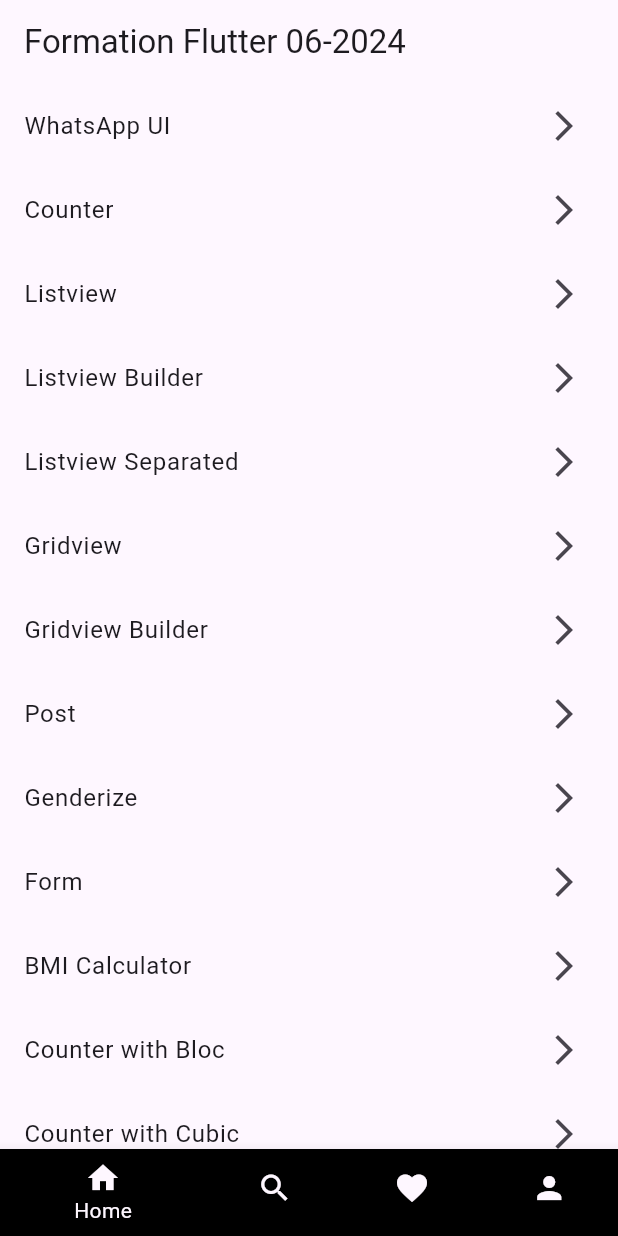
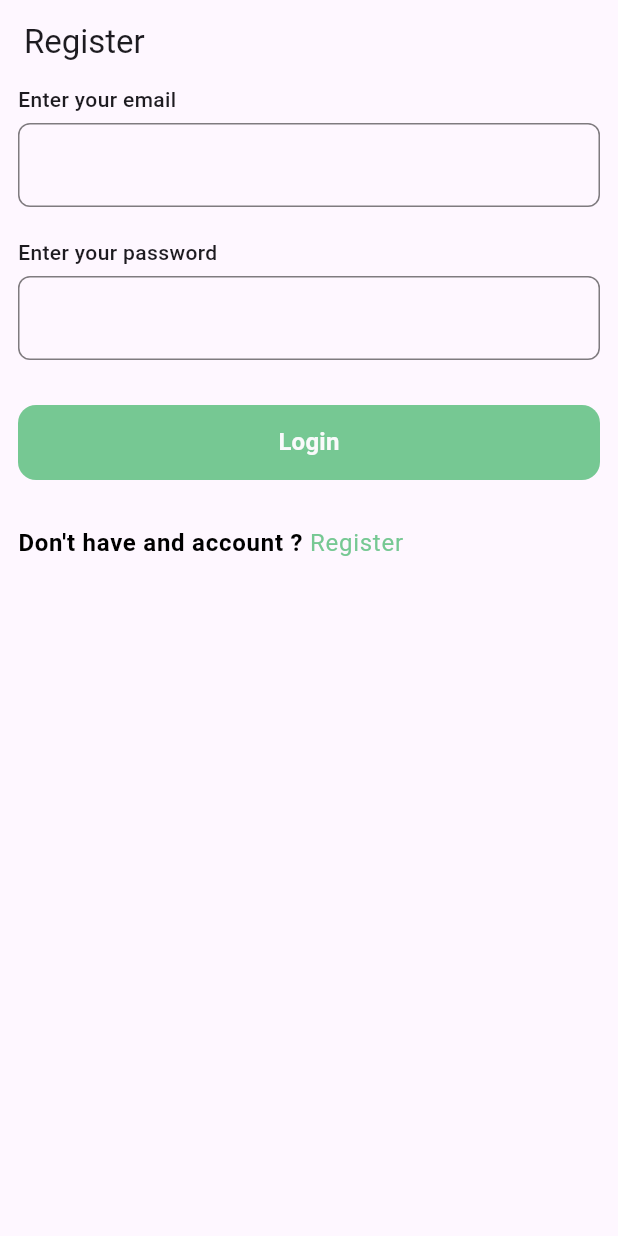
Before and after one commit to Brughth/Formation_flutter_06_24, a Flutter app: the screen it shows after launch, on a phone screen of 412 x 824 dp. Run offline on Flutter 3.47's test engine with Material 3 defaults, Android fonts, the phone set to English and light mode, and no system bars; our stand-ins replace another_flushbar, bloc, cloud_firestore, dio, firebase_auth, firebase_core and 4 more; accounts and stored records are empty.

```diff
--- a/lib/auth/logic/bloc/auth_bloc.dart
+++ b/lib/auth/logic/bloc/auth_bloc.dart
@@ -1,6 +1,9 @@
 import 'package:bloc/bloc.dart';
+import 'package:firebase_auth/firebase_auth.dart';
 import 'package:formation_flutter_join24/auth/data/auth_service.dart';
 import 'package:formation_flutter_join24/auth/data/user_model.dart';
+import 'package:formation_flutter_join24/service_locator.dart';
+import 'package:formation_flutter_join24/shared/cubit/application_cubit.dart';
 import 'package:meta/meta.dart';
 
 part 'auth_event.dart';
@@ -19,7 +22,10 @@ class AuthBloc extends Bloc<AuthEvent, AuthState> {
           lastName: event.lastName,
           phoneNumber: event.phoneNumber,
         );
+        getIt.get<ApplicationCubit>().setUser(user);
         emit(RegisterSuccess(user: user));
+      } on FirebaseAuthException catch (e) {
+        emit(LoginFailure(message: e.code));
       } catch (e) {
         emit(RegisterFailure(message: e.toString()));
       }
@@ -31,10 +37,30 @@ class AuthBloc extends Bloc<AuthEvent, AuthState> {
           email: event.email,
           password: event.password,
         );
+        getIt.get<ApplicationCubit>().setUser(user);
         emit(LoginSuccess(user: user));
+      } on FirebaseAuthException catch (e) {
+        emit(LoginFailure(message: e.code));
       } catch (e) {
         emit(LoginFailure(message: e.toString()));
       }
     });
+
+    on<CheckAuthStateEvent>((event, emit) async {
+      try {
+        emit(CheckAuthStateLoading());
+        var user = await repository.checkAuthState();
+        if (user == null) {
+          emit(CheckAuthStateFailure(message: ""));
+          return;
+        }
+        getIt.get<ApplicationCubit>().setUser(user);
+        emit(CheckAuthStateSuccess(user: user));
+      } on FirebaseAuthException catch (e) {
+        emit(CheckAuthStateFailure(message: e.code));
+      } catch (e) {
+        emit(CheckAuthStateFailure(message: e.toString()));
+      }
+    });
   }
 }
--- a/lib/auth/logic/bloc/auth_event.dart
+++ b/lib/auth/logic/bloc/auth_event.dart
@@ -28,3 +28,5 @@ class LoginEvent extends AuthEvent {
     required this.password,
   });
 }
+
+final class CheckAuthStateEvent extends AuthEvent {}
--- a/lib/auth/logic/bloc/auth_state.dart
+++ b/lib/auth/logic/bloc/auth_state.dart
@@ -28,3 +28,15 @@ final class RegisterSuccess extends AuthState {
   final UserModel user;
   RegisterSuccess({required this.user});
 }
+
+final class CheckAuthStateLoading extends AuthState {}
+
+final class CheckAuthStateFailure extends AuthState {
+  final String message;
+  CheckAuthStateFailure({required this.message});
+}
+
+final class CheckAuthStateSuccess extends AuthState {
+  final UserModel user;
+  CheckAuthStateSuccess({required this.user});
+}
--- /dev/null
+++ b/lib/auth/presentation/login_screen.dart
@@ -0,0 +1,145 @@
+import 'package:flutter/gestures.dart';
+import 'package:flutter/material.dart';
+import 'package:flutter_bloc/flutter_bloc.dart';
+import 'package:form_builder_validators/form_builder_validators.dart';
+import 'package:formation_flutter_join24/auth/presentation/register_screen.dart';
+import 'package:formation_flutter_join24/shared/context_extensions.dart';
+
+import 'package:gap/gap.dart';
+
+import '../../shared/app_colors.dart';
+import '../../shared/app_routes.dart';
+import '../../shared/pages/application_screen.dart';
+import '../../shared/widgets/app_button.dart';
+import '../../shared/widgets/app_input.dart';
+import '../../shared/widgets/app_snackbar.dart';
+import '../logic/bloc/auth_bloc.dart';
+
+class LoginScreen extends StatefulWidget {
+  const LoginScreen({super.key});
+
+  @override
+  State<LoginScreen> createState() => _LoginScreenState();
+}
+
+class _LoginScreenState extends State<LoginScreen> {
+  late TextEditingController emailController;
+  late TextEditingController pwdController;
+  late AuthBloc authBloc;
+
+  final formKey = GlobalKey<FormState>();
+
+  @override
+  void initState() {
+    emailController = TextEditingController();
+
+    pwdController = TextEditingController();
+    authBloc = AuthBloc();
+    super.initState();
+  }
+
+  @override
+  void dispose() {
+    emailController.dispose();
+
+    pwdController.dispose();
+    super.dispose();
+  }
+
+  @override
+  Widget build(BuildContext context) {
+    return Scaffold(
+      appBar: AppBar(
+        title: const Text("Register"),
+      ),
+      body: BlocListener<AuthBloc, AuthState>(
+        bloc: authBloc,
+        listener: (context, state) {
+          if (state is LoginFailure) {
+            AppSnackBar.showError(
+              message: state.message,
+              context: context,
+            );
+          }
+
+          if (state is LoginSuccess) {
+            setRoot(context, const ApplicationScreen());
+          }
+        },
+        child: Padding(
+          padding: const EdgeInsets.symmetric(horizontal: 12),
+          child: Form(
+            key: formKey,
+            child: ListView(
+              children: [
+                AppInput(
+                  controller: emailController,
+                  label: "Enter your email",
+                  keyboardType: TextInputType.emailAddress,
+                  validators: [
+                    FormBuilderValidators.required(),
+                    FormBuilderValidators.email(),
+                  ],
+                ),
+                const Gap(20),
+                AppInput(
+                  controller: pwdController,
+                  label: "Enter your password",
+                  keyboardType: TextInputType.visiblePassword,
+                  validators: [
+                    FormBuilderValidators.password(
+                      minLength: 6,
+                    ),
+                  ],
+                ),
+                const Gap(30),
+                BlocBuilder<AuthBloc, AuthState>(
+                  bloc: authBloc,
+                  builder: (context, state) {
+                    return AppButton(
+                      text: "Login",
+                      loading: state is LoginLoading,
+                      bgColor: AppColors.primary,
+                      onPressed: () {
+                        if (formKey.currentState!.validate()) {
+                          authBloc.add(
+                            LoginEvent(
+                              email: emailController.text.trim(),
+                              password: pwdController.text,
+                            ),
+                          );
+                        }
+                      },
+                    );
+                  },
+                ),
+                const Gap(30),
+                Text.rich(
+                  TextSpan(
+                    text: "Don't have and account ? ",
+                    children: [
+                      TextSpan(
+                        text: "Register",
+                        style: context.textTheme.bodyLarge?.copyWith(
+                          color: AppColors.primary,
+                        ),
+                        recognizer: TapGestureRecognizer()
+                          ..onTap = () {
+                            navigateTo(context, const RegisterScreen());
+                          },
+                      )
+                    ],
+                    style: context.textTheme.bodyLarge?.copyWith(
+                      fontWeight: FontWeight.w600,
+                      color: AppColors.black,
+                    ),
+                  ),
+                ),
+              ],
+            ),
+          ),
+        ),
+      ),
+    );
+  }
+}
--- a/lib/main.dart
+++ b/lib/main.dart
@@ -4,6 +4,7 @@ import 'package:flutter_bloc/flutter_bloc.dart';
 import 'package:formation_flutter_join24/app_init_screen.dart';
 import 'package:formation_flutter_join24/counter/logic/bloc/counter1_bloc.dart';
 import 'package:formation_flutter_join24/service_locator.dart';
+import 'package:formation_flutter_join24/shared/cubit/application_cubit.dart';
 
 import 'firebase_options.dart';
 
@@ -30,8 +31,15 @@ class MyApp extends StatelessWidget {
     //   ),
     //   home: const
     // );
-    return BlocProvider(
-      create: (context) => getIt.get<Counter1Bloc>(),
+    return MultiBlocProvider(
+      providers: [
+        BlocProvider(
+          create: (context) => getIt.get<Counter1Bloc>(),
+        ),
+        BlocProvider<ApplicationCubit>(
+          create: (context) => getIt.get<ApplicationCubit>(),
+        ),
+      ],
       child: MaterialApp(
         title: 'Flutter Demo',
         debugShowCheckedModeBanner: false,
--- a/lib/service_locator.dart
+++ b/lib/service_locator.dart
@@ -1,3 +1,4 @@
+import 'package:formation_flutter_join24/shared/cubit/application_cubit.dart';
 import 'package:get_it/get_it.dart';
 
 import 'counter/logic/bloc/counter1_bloc.dart';
@@ -8,4 +9,6 @@ void setupLocator() {
   getIt.registerSingleton<Counter1Bloc>(Counter1Bloc()
     ..add(IncrementCounterEvent())
     ..add(IncrementCounterEvent()));
+
+  getIt.registerSingleton(ApplicationCubit());
 }
--- /dev/null
+++ b/lib/shared/app_colors.dart
@@ -0,0 +1,56 @@
+import 'package:flutter/material.dart';
+
+abstract class AppColors {
+  static const Color primary = Color(0xff76C893);
+  static const Color primaryGreen50 = Color(0xffF0FDF4);
+  static const Color grayCharcoal = Color(0xff5E5E5E);
+
+  static const Color scaffoldBackground = Color(0xffF1FFF6);
+
+  static const Color gray600 = Color(0xff4B5563);
+  static const Color gray500 = Color(0xff6B7280);
+  static const Color gray400 = Color(0xff9CA3AF);
+  static const Color gray300 = Color(0xffD1D5DB);
+  static const Color gray200 = Color(0xffE5E7EB);
+  static const Color gray100 = Color(0xffF3F4F6);
+  static const Color gray50 = Color(0xffF9FAFB);
+  static const Color borderColor = Color(0xffD9D9D9);
+  static const Color divider = Color(0xffC0C9C3);
+
+  static const Color white = Color(0xffFFFFFF);
+  static const Color blackGray = Color(0xff333333);
+  static const Color black = Color(0xff000000);
+  static const Color gray = Color(0xffD5D5D5);
+  static const Color border = Color(0xffAAAAAA);
+
+  static const Color surfaceWhite = Color(0xFFFFFBFA);
+  static const Color red2 = Color(0xffCB5959);
+  static const Color red = Color(0xffB91C1C);
+  static const Color yellow = Color(0xffFFA500);
+  static const Color green600 = Color(0xff16A34A);
+
+  static const Color contentColorBlack = Colors.black;
+  static const Color contentColorWhite = Colors.white;
+  static const Color contentColorBlue = Color(0xFF2196F3);
+  static const Color contentColorYellow = Color(0xFFFFC300);
+  static const Color contentColorOrange = Color(0xFFFF683B);
+  static const Color contentColorGreen = Color(0xFF3BFF49);
+  static const Color contentColorPurple = Color(0xFF6E1BFF);
+  static const Color contentColorPink = Color(0xFFFF3AF2);
+  static const Color contentColorRed = Color(0xFFE80054);
+  static const Color contentColorCyan = Color(0xFF50E4FF);
+
+  static const ColorScheme colorScheme = ColorScheme(
+    primary: AppColors.primary,
+    secondary: AppColors.primary,
+    surface: surfaceWhite,
+    background: white,
+    error: red,
+    onPrimary: black,
+    onSecondary: black,
+    onSurface: black,
+    onBackground: black,
+    onError: white,
+    brightness: Brightness.light,
+  );
+}
--- /dev/null
+++ b/lib/shared/app_routes.dart
@@ -0,0 +1,18 @@
+import 'package:flutter/material.dart';
+
+setRoot(
+  BuildContext context,
+  Widget page,
+) {
+  WidgetsBinding.instance.addPostFrameCallback((timeStamp) {
+    Navigator.of(context).pushAndRemoveUntil(
+        MaterialPageRoute(builder: (context) => page), (route) => false);
+  });
+}
+
+navigateTo(
+  BuildContext context,
+  Widget page,
+) {
+  Navigator.of(context).push(MaterialPageRoute(builder: (context) => page));
+}
--- /dev/null
+++ b/lib/shared/cubit/application_cubit.dart
@@ -0,0 +1,12 @@
+import 'package:bloc/bloc.dart';
+import 'package:formation_flutter_join24/auth/data/user_model.dart';
+import 'package:meta/meta.dart';
+
+part 'application_state.dart';
+
+class ApplicationCubit extends Cubit<ApplicationState> {
+  ApplicationCubit() : super(const ApplicationState());
+  setUser(UserModel user) {
+    emit(ApplicationState(user: user));
+  }
+}
--- /dev/null
+++ b/lib/shared/cubit/application_state.dart
@@ -0,0 +1,9 @@
+part of 'application_cubit.dart';
+
+@immutable
+class ApplicationState {
+  final UserModel? user;
+  const ApplicationState({
+    this.user,
+  });
+}
--- a/lib/shared/pages/application_screen.dart
+++ b/lib/shared/pages/application_screen.dart
@@ -1,4 +1,7 @@
 import 'package:flutter/material.dart';
+import 'package:formation_flutter_join24/auth/data/auth_service.dart';
+import 'package:formation_flutter_join24/auth/presentation/login_screen.dart';
+import 'package:formation_flutter_join24/shared/app_routes.dart';
 
 import 'package:formation_flutter_join24/shared/pages/training_screen.dart';
 
@@ -39,9 +42,12 @@ class _ApplicationScreenState extends State<ApplicationScreen> {
           ),
           Scaffold(
             body: Center(
-              child: Text(
-                "Profil",
-                style: Theme.of(context).textTheme.displayLarge,
+              child: IconButton(
+                onPressed: () {
+                  AuthService().logout();
+                  setRoot(context, const LoginScreen());
+                },
+                icon: const Icon(Icons.logout),
               ),
             ),
           )
--- /dev/null
+++ b/lib/shared/widgets/app_button.dart
@@ -0,0 +1,105 @@
+import 'package:flutter/cupertino.dart';
+import 'package:flutter/material.dart';
+import 'package:formation_flutter_join24/shared/context_extensions.dart';
+
+import '../app_colors.dart';
+
+class AppButton extends StatelessWidget {
+  final Widget? child;
+  final VoidCallback? onPressed;
+  final Color? bgColor;
+  final Color? borderColor;
+  final bool enable;
+  final bool haveTop;
+  final bool loading;
+  final Color? loadingColor;
+  final double height;
+  final String? text;
+  final Color? textColor;
+  final double? textFontSize;
+
+  const AppButton({
+    Key? key,
+    this.child,
+    this.onPressed,
+    this.enable = true,
+    this.bgColor,
+    this.borderColor,
+    this.loading = false,
+    this.haveTop = true,
+    this.height = 50.0,
+    this.loadingColor,
+    this.text,
+    this.textColor,
+    this.textFontSize,
+  }) : super(key: key);
+
+  @override
+  Widget build(BuildContext context) {
+    return Stack(
+      alignment: Alignment.center,
+      children: [
+        Container(
+          height: height,
+          decoration: BoxDecoration(
+            borderRadius: BorderRadius.circular(12),
+            color: enable ? bgColor : bgColor?.withOpacity(.6),
+            border: borderColor != null
+                ? Border.all(
+                    color: borderColor!,
+                    width: 1.5,
+                  )
+                : null,
+          ),
+          child: Material(
+            color: Colors.transparent,
+            child: InkWell(
+              onTap:
+                  (!loading && enable && onPressed != null) ? onPressed : null,
+              borderRadius: BorderRadius.circular(11),
+              child: Container(
+                width: double.infinity,
+                alignment: Alignment.center,
+                child: Opacity(
+                  opacity: loading ? 0 : 1,
+                  child: text != null
+                      ? Text(
+                          text!,
+                          textAlign: TextAlign.center,
+                          style: context.textTheme.titleMedium?.copyWith(
+                            color: textColor != null
+                                ? textColor!
+                                : bgColor == AppColors.primary
+                                    ? AppColors.gray50
+                                    : AppColors.black,
+                            fontWeight: FontWeight.w600,
+                            fontSize: textFontSize,
+                          ),
+                        )
+                      : child,
+                ),
+              ),
+            ),
+          ),
+        ),
+        loading == false
+            ? Container()
+            : Positioned.fill(
+                child: Center(
+                  child: CupertinoTheme(
+                    data: CupertinoTheme.of(context).copyWith(
+                      brightness: bgColor == AppColors.primary
+                          ? Brightness.dark
+                          : Brightness.light,
+                    ),
+                    child: CupertinoActivityIndicator(
+                      radius: 16,
+                      color: loadingColor,
+                    ),
+                  ),
+                ),
+              ),
+      ],
+    );
+  }
+}
--- /dev/null
+++ b/lib/shared/widgets/app_snackbar.dart
@@ -0,0 +1,76 @@
+import 'package:another_flushbar/flushbar.dart';
+import 'package:flutter/material.dart';
+import 'package:formation_flutter_join24/shared/app_colors.dart';
+
+class AppSnackBar {
+  static Flushbar? _flushbar;
+
+  static Future showError({
+    required String message,
+    required BuildContext context,
+    duration = const Duration(seconds: 5),
+  }) async {
+    if (_flushbar != null && _flushbar!.isShowing()) {
+      await _flushbar!.dismiss();
+    }
+
+    _flushbar = Flushbar(
+      message: message,
+      margin: const EdgeInsets.all(8),
+      borderRadius: BorderRadius.circular(30),
+      flushbarPosition: FlushbarPosition.TOP,
+      icon: const Icon(
+        Icons.info_outline,
+        size: 28.0,
+        color: Colors.white,
+      ),
+      backgroundColor: Colors.red,
+      duration: duration,
+    );
+    return _flushbar!.show(context);
+  }
+
+  static Future showSuccess({
+    required String message,
+    required BuildContext context,
+    Function(Flushbar<dynamic>)? onTap,
+    bool sound = false,
+    duration = const Duration(seconds: 3),
+    VoidCallback? onClose,
+  }) async {
+    if (_flushbar != null && _flushbar!.isShowing()) {
+      await _flushbar!.dismiss();
+    }
+
+    _flushbar = Flushbar(
+      onTap: onTap,
+      messageText: Row(
+        children: [
+          Expanded(
+            child: Text(
+              message,
+              style: const TextStyle(
+                color: AppColors.white,
+                fontSize: 16,
+              ),
+            ),
+          ),
+          InkWell(
+            onTap: onClose,
+            child: const Icon(
+              Icons.close,
+              color: AppColors.white,
+            ),
+          )
+        ],
+      ),
+      margin: const EdgeInsets.all(20),
+      borderRadius: BorderRadius.circular(30),
+      flushbarPosition: FlushbarPosition.TOP,
+      // icon: Image.asset("assets/images/app_icon.png"),
+      backgroundColor: AppColors.green600,
+      duration: duration,
+    );
+    return _flushbar!.show(context);
+  }
+}
--- a/pubspec.yaml
+++ b/pubspec.yaml
@@ -28,10 +28,11 @@ environment:
 # the latest version available on pub.dev. To see which dependencies have newer
 # versions available, run `flutter pub outdated`.
 dependencies:
-  cloud_firestore: ^5.2.0
+  another_flushbar: ^1.12.30
+  cloud_firestore: ^5.2.1
   cupertino_icons: ^1.0.6
   dio: ^5.5.0+1
-  firebase_auth: ^5.1.3
+  firebase_auth: ^5.1.4
   firebase_core: ^3.3.0
   flutter:
     sdk: flutter
```
Also changed, not shown: lib/app_init_screen.dart (+21 -3 lines), lib/auth/data/auth_service.dart (+22 -8 lines), lib/auth/data/user_model.dart (+1 -13 lines), lib/auth/presentation/register_screen.dart (added, +159 -0 lines), lib/shared/context_extensions.dart (added, +22 -0 lines), pubspec.lock.
